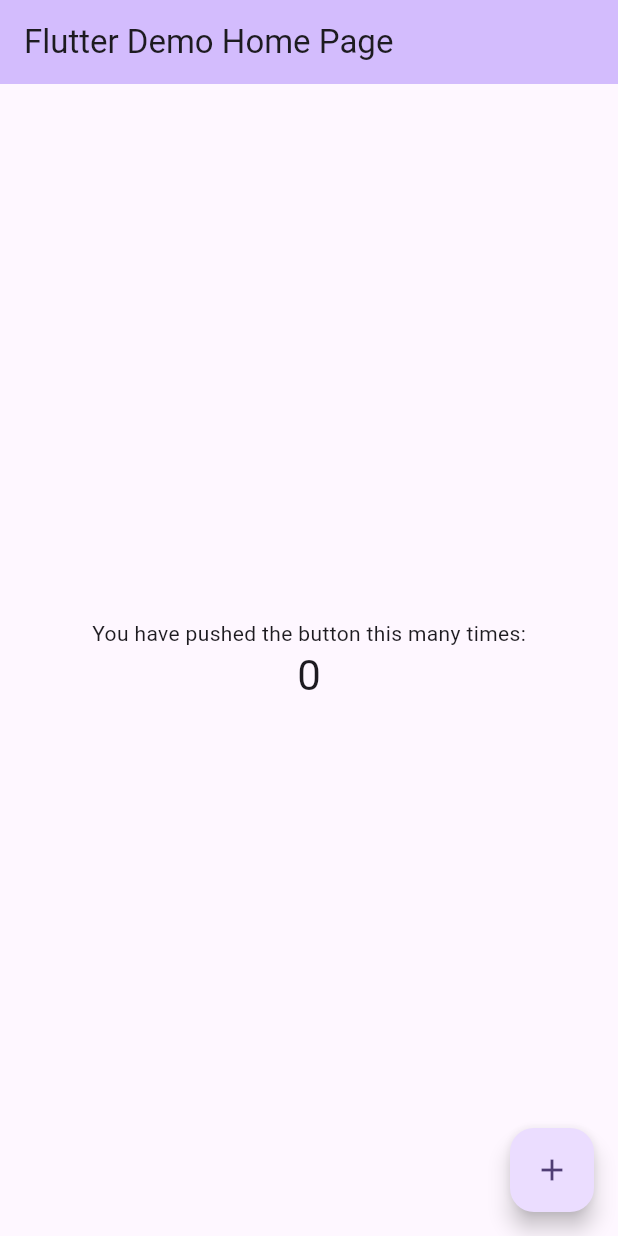
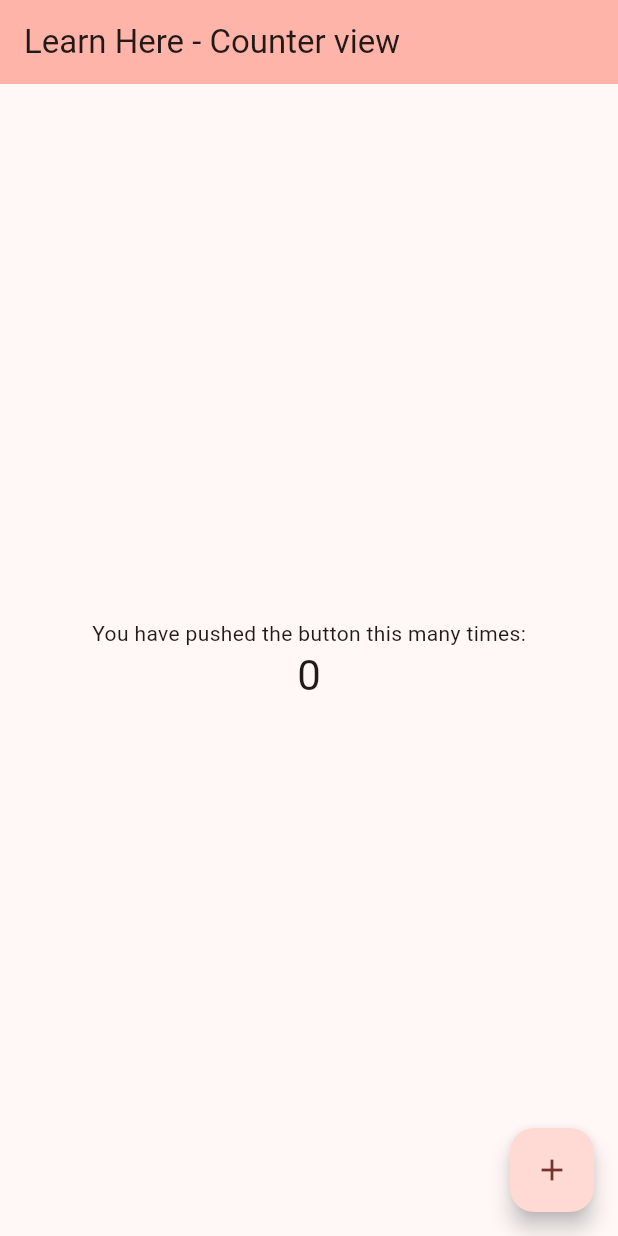
Before and after one commit to Alto-b/learn_here, a Flutter app: the screen it shows after launch, on a phone screen of 412 x 824 dp. Run offline on Flutter 3.47's test engine with Material 3 defaults, Android fonts, the phone set to English and light mode, and no system bars.

Commit message:
Update app title and theme color in main.dart; change title to 'Learn Here', set debug banner to false, and update color scheme to red.

```diff
--- a/lib/main.dart
+++ b/lib/main.dart
@@ -11,7 +11,8 @@ class MyApp extends StatelessWidget {
   @override
   Widget build(BuildContext context) {
     return MaterialApp(
-      title: 'Flutter Demo',
+      title: 'Learn Here',
+      debugShowCheckedModeBanner: false,
       theme: ThemeData(
         // This is the theme of your application.
         //
@@ -28,9 +29,9 @@ class MyApp extends StatelessWidget {
         //
         // This works for code too, not just values: Most code changes can be
         // tested with just a hot reload.
-        colorScheme: .fromSeed(seedColor: Colors.deepPurple),
+        colorScheme: .fromSeed(seedColor: Colors.red),
       ),
-      home: const MyHomePage(title: 'Flutter Demo Home Page'),
+      home: const MyHomePage(title: 'Learn Here - Counter view'),
     );
   }
 }
```
